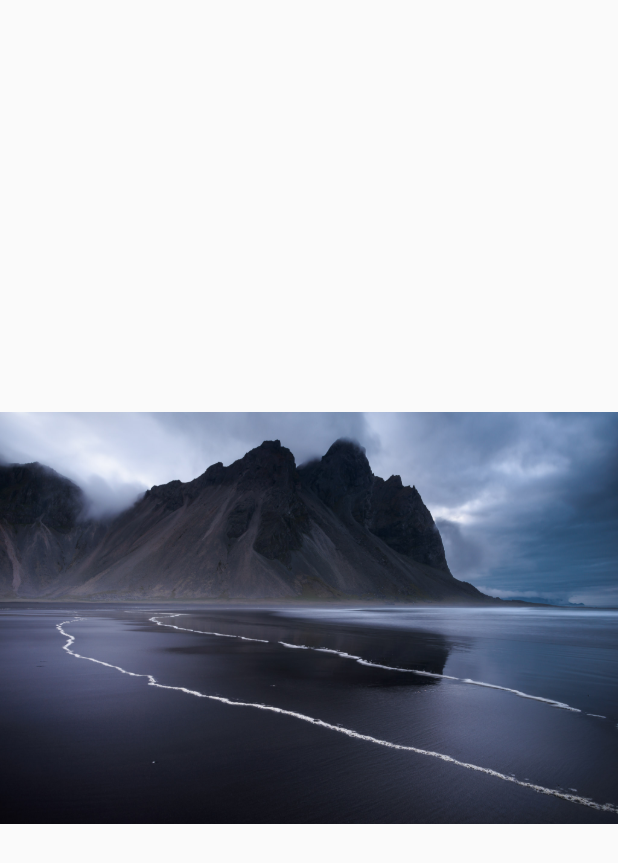
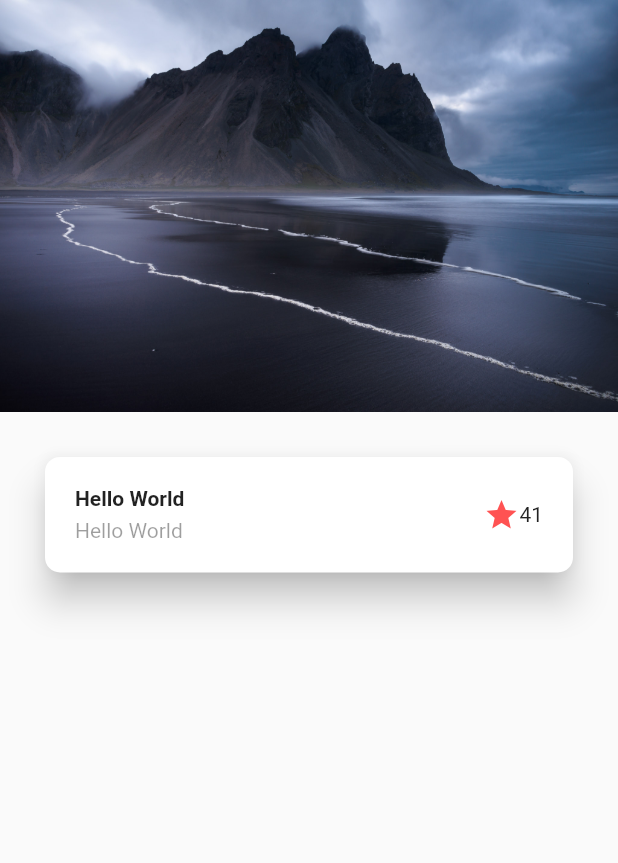
Before and after one commit to juanfranciscocis/Building_Layouts, a Flutter app: the screen it shows after launch, on a phone screen of 412 x 824 dp. Shown: the top 863 px of the screen. Run offline on Flutter 3.47's test engine with Material 2 defaults, Android fonts, the phone set to English and light mode, and no system bars.

Commit message:
AADDING IMAGE AND MAIN CARD WITH TITLE

```diff
--- a/lib/screens/basic_design.dart
+++ b/lib/screens/basic_design.dart
@@ -1,13 +1,21 @@
 import 'package:flutter/material.dart';
+
+import '../widgets/widgets.dart';
+
+
 
 class BasicDesignScreen extends StatelessWidget{
   const BasicDesignScreen({Key? key}) : super(key: key);
 
   @override
   Widget build(BuildContext context) {
-    return const Scaffold(
-      body: Center(
-        child: Image(image: AssetImage('assets/landscape.jpg')),
+    return Scaffold(
+      body: Column(
+        children:  [
+          Image(image: AssetImage('assets/landscape.jpg')), //Image widget
+          TitleWidget(), //TitleWidget widget
+
+        ],
       ),
     );
   }
--- /dev/null
+++ b/lib/widgets/title_widget.dart
@@ -0,0 +1,49 @@
+
+import 'package:flutter/material.dart';
+
+class TitleWidget extends StatelessWidget {
+  const TitleWidget({
+    Key? key,
+  }) : super(key: key);
+
+  @override
+  Widget build(BuildContext context) {
+    return Card(
+      shape: RoundedRectangleBorder(
+        borderRadius: BorderRadius.circular(10),
+      ),
+      elevation: 10,
+      margin: EdgeInsets.all(30),
+      child: Container(
+        margin: const EdgeInsets.symmetric(horizontal: 20, vertical: 20),
+        child: Row(
+          //mainAxisAlignment: MainAxisAlignment.spaceBetween,
+          children: [
+
+            Column(
+              crossAxisAlignment: CrossAxisAlignment.start, //aligns the text to the left
+              children: [
+                Text('Hello World',
+                  style: TextStyle(
+                    fontWeight: FontWeight.bold,
+                  ) ,),
+                //add a space between the text and the image
+                SizedBox(height: 5),
+                Text('Hello World',
+                  style: TextStyle(
+                    color: Colors.black38,
+                  ) ,),
+              ],
+            ),
+
+            Expanded(child: Container()), //spaces the image to the right
+
+            Icon(Icons.star, color: Colors.redAccent,),
+            Text('41')
+
+          ],
+        ),
+      ),
+    );
+  }
+}
--- a/lib/widgets/widgets.dart
+++ b/lib/widgets/widgets.dart
@@ -1 +1,4 @@
+
+
 export 'package:building_layouts/widgets/temp_home_screen.dart';
+export 'package:building_layouts/widgets/title_widget.dart';
```
